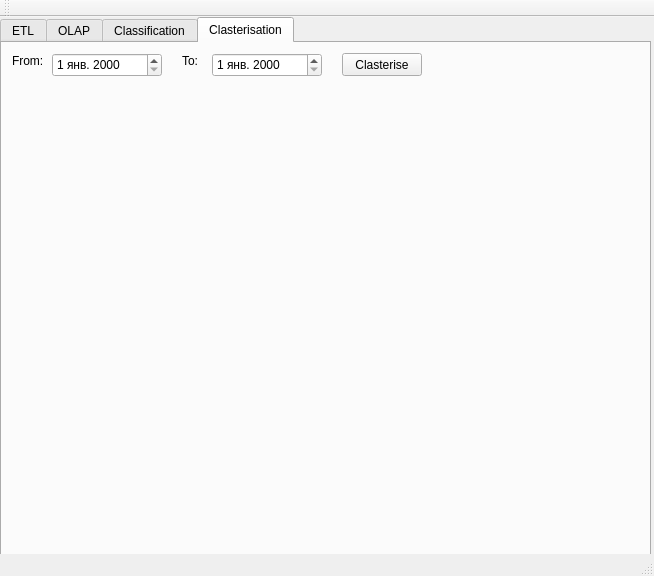
Qt form okcham-system/mainwindow.ui (bananamilkshake-code/ockham) before a commit.
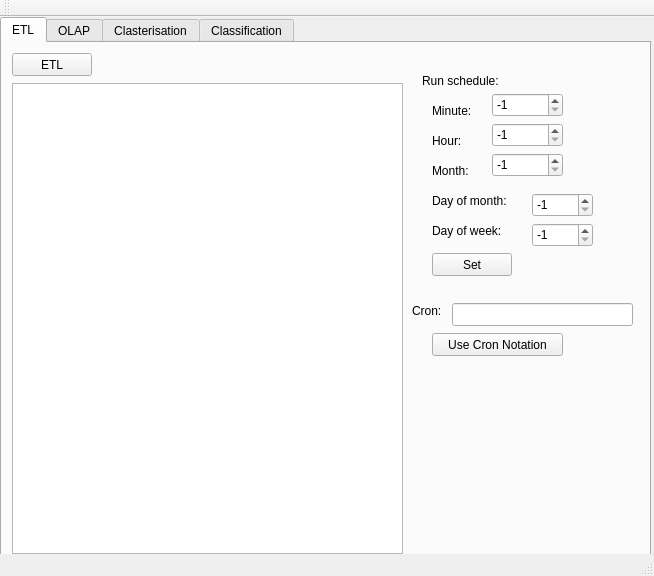
The same form after that commit. The open tabs and pages were chosen to show the change.

```diff
--- a/okcham-system/mainwindow.ui
+++ b/okcham-system/mainwindow.ui
@@ -458,6 +458,11 @@
       </attribute>
      </widget>
     </widget>
+    <widget class="QWidget" name="tab_clasterisation">
+     <attribute name="title">
+      <string>Clasterisation</string>
+     </attribute>
+    </widget>
     <widget class="QWidget" name="tab_Classification">
      <property name="toolTip">
       <string/>
@@ -465,115 +470,6 @@
      <attribute name="title">
       <string>Classification</string>
      </attribute>
-     <widget class="QPushButton" name="button_classify">
-      <property name="geometry">
-       <rect>
-        <x>10</x>
-        <y>10</y>
-        <width>80</width>
-        <height>23</height>
-       </rect>
-      </property>
-      <property name="text">
-       <string>Classify</string>
-      </property>
-     </widget>
-     <widget class="QTableWidget" name="table_classification">
-      <property name="geometry">
-       <rect>
-        <x>10</x>
-        <y>40</y>
-        <width>631</width>
-        <height>441</height>
-       </rect>
-      </property>
-      <property name="selectionMode">
-       <enum>QAbstractItemView::NoSelection</enum>
-      </property>
-      <property name="rowCount">
-       <number>0</number>
-      </property>
-      <property name="columnCount">
-       <number>0</number>
-      </property>
-     </widget>
-     <widget class="QLabel" name="label">
-      <property name="geometry">
-       <rect>
-        <x>120</x>
-        <y>10</y>
-        <width>391</width>
-        <height>16</height>
-       </rect>
-      </property>
-      <property name="text">
-       <string>Perfomrs suppliers classification by risk</string>
-      </property>
-     </widget>
-    </widget>
-    <widget class="QWidget" name="ta_clasterisation">
-     <attribute name="title">
-      <string>Clasterisation</string>
-     </attribute>
-     <widget class="QPushButton" name="button_clasterize">
-      <property name="geometry">
-       <rect>
-        <x>340</x>
-        <y>10</y>
-        <width>80</width>
-        <height>23</height>
-       </rect>
-      </property>
-      <property name="text">
-       <string>Clasterise</string>
-      </property>
-     </widget>
-     <widget class="QDateEdit" name="date_clasterise_from">
-      <property name="geometry">
-       <rect>
-        <x>50</x>
-        <y>10</y>
-        <width>110</width>
-        <height>24</height>
-       </rect>
-      </property>
-     </widget>
-     <widget class="QDateEdit" name="date_claterise_to">
-      <property name="geometry">
-       <rect>
-        <x>210</x>
-        <y>10</y>
-        <width>110</width>
-        <height>24</height>
-       </rect>
-      </property>
-     </widget>
-     <widget class="QLabel" name="label_claster_from">
-      <property name="geometry">
-       <rect>
-        <x>10</x>
-        <y>10</y>
-        <width>57</width>
-        <height>15</height>
-       </rect>
-      </property>
-      <property name="text">
-       <string>From:</string>
-      </property>
-     </widget>
-     <widget class="QLabel" name="label_claster_to">
-      <property name="geometry">
-       <rect>
-        <x>180</x>
-        <y>10</y>
-        <width>57</width>
-        <height>15</height>
-       </rect>
-      </property>
-      <property name="text">
-       <string>To:</string>
-      </property>
-     </widget>
     </widget>
    </widget>
   </widget>
```
Left out of the diff: 2 changed lines with no effect on the pictures.
